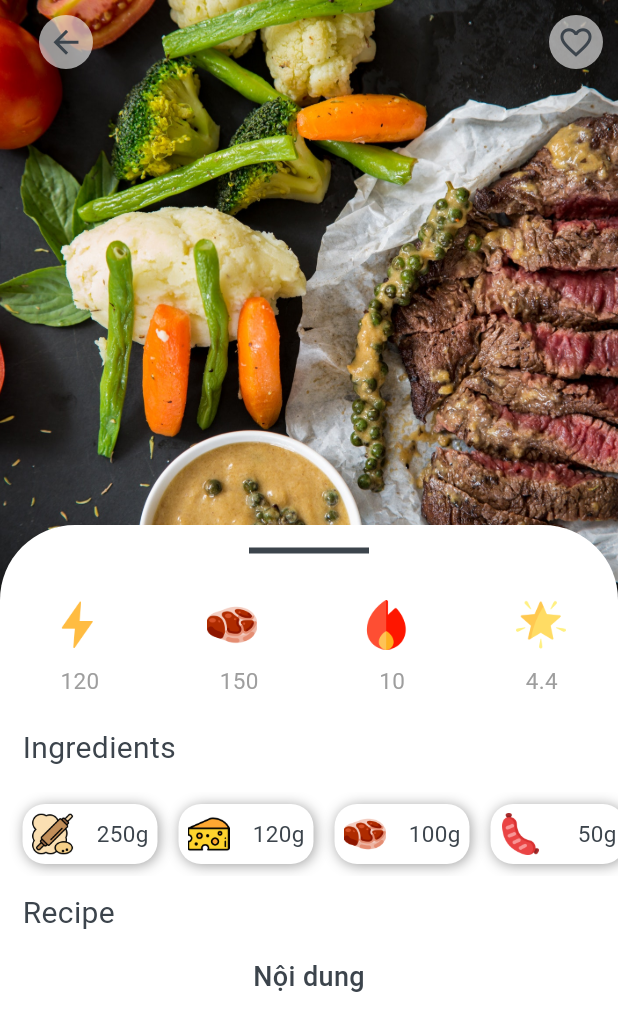
After one commit to dtp463dz/FoodApp, a Flutter app: the Recipe screen opened directly, on a phone screen of 412 x 824 dp. The commit adds this screen. Shown: the top 1031 px of the screen. Run offline on Flutter 3.47's test engine with Material 3 defaults, Android fonts, the phone set to English and light mode, and no system bars; Roboto replaces fonts that are missing (ro).

Commit message:
add Recipe

```diff
--- a/lib/screen/home.dart
+++ b/lib/screen/home.dart
@@ -3,6 +3,7 @@ import 'package:flutter/material.dart';
 import 'package:flutter/widgets.dart';
 import 'package:food/consent/appBar.dart';
 import 'package:food/consent/colors.dart';
+import 'package:food/screen/recipe.dart';
 
 class Home extends StatefulWidget {
   const Home({super.key});
@@ -121,7 +122,15 @@ class _HomeState extends State<Home> {
             sliver: SliverGrid(
                 delegate: SliverChildBuilderDelegate(
                       (context, index){
-                          return Container(
+                          return GestureDetector(
+                            onTap: (){
+                              Navigator.of(context).push(
+                                MaterialPageRoute(
+                                    builder: (BuildContext context)=>Recipe(),
+                                ),
+                              );
+                            },
+                            child: Container(
                               decoration: BoxDecoration(
                                 color: Colors.white,
                                 boxShadow: [
@@ -201,6 +210,7 @@ class _HomeState extends State<Home> {
                                   ),
                                 ],
                               ),
+                            ),
                           );
                       },
                   childCount: 4,    // so luong ô
--- /dev/null
+++ b/lib/screen/recipe.dart
@@ -0,0 +1,269 @@
+import 'package:flutter/material.dart';
+import 'package:food/screen/home.dart';
+
+import '../consent/colors.dart';
+
+class Recipe extends StatelessWidget {
+  Recipe({super.key});
+  List icon = ['dough-rolling', 'cheese', 'meat', 'sausage'];
+  List value = ['250g', '120g', '100g', '50g'];
+
+  @override
+  Widget build(BuildContext context) {
+    return Scaffold(
+      backgroundColor: Colors.white,
+      body: SafeArea(
+        child: CustomScrollView(
+          slivers: [
+            SliverAppBar(
+              automaticallyImplyLeading: false,     // tắt back defaut
+              backgroundColor: Colors.white,
+              expandedHeight: 400,
+              flexibleSpace: FlexibleSpaceBar(
+                background: Image.asset(
+                  'image/lunch1.jpg',
+                  fit: BoxFit.cover,
+                ),
+              ),
+              bottom: PreferredSize(
+                preferredSize: Size.fromHeight(10),
+                child: Container(
+                  width: double.infinity,
+                  height: 50,
+                  decoration: BoxDecoration(
+                    borderRadius: BorderRadius.only(
+                      topLeft: Radius.circular(70),
+                      topRight: Radius.circular(70),
+                    ),
+                    color: Colors.white,
+                  ),
+                  child: Column(
+                    children: [
+                      SizedBox(height: 15),
+                      Container(        // thanh gạt ngang
+                        width: 80,
+                        height: 4,
+                        color: font,
+                      )
+                    ],
+                  ),
+                ),
+              ),
+              actions: [
+                Padding(
+                  padding: const EdgeInsets.symmetric(horizontal: 10),
+                  child: CircleAvatar(       // tym
+                    backgroundColor: Color.fromRGBO(250, 250, 250, 0.6),
+                    radius: 18,
+                    child: Icon(
+                      Icons.favorite_border,
+                      size: 25,
+                      color: font,
+                    ),
+                  ),
+                ),
+              ],
+              title: Padding(
+                padding: const EdgeInsets.symmetric(horizontal: 10),
+                child: CircleAvatar(       // back home
+                  backgroundColor: Color.fromRGBO(250, 250, 250, 0.6),
+                  radius: 18,
+                  child: GestureDetector(
+                    onTap: (){
+                      Navigator.of(context).pop(
+                        MaterialPageRoute(
+                          builder: (BuildContext context) {
+                            return Home();
+                          },
+                        ),
+                      );
+                    },
+                    child: Icon(
+                      Icons.arrow_back,
+                      size: 25,
+                      color: font,
+                    ),
+                  ),
+                ),
+              ),
+            ),
+            SliverToBoxAdapter(
+              child: _getbody(),
+            ),
+          ],
+        ),
+      ),
+    );
+  }
+
+  Widget _getbody(){
+    return Wrap(
+      children: [
+        Container(
+          width: double.infinity,
+          color: Colors.white,
+          child: Column(
+            children: [
+              Row(
+                mainAxisAlignment: MainAxisAlignment.spaceAround,
+                children: [
+                  Container(
+                    width: 33,
+                    height: 33,
+                    child: Image.asset('image/flash.png'),
+                  ),
+                  Container(
+                    width: 33,
+                    height: 33,
+                    child: Image.asset('image/meat.png'),
+                  ),
+                  Container(
+                    width: 33,
+                    height: 33,
+                    child: Image.asset('image/calories.png'),
+                  ),
+                  Container(
+                    width: 33,
+                    height: 33,
+                    child: Image.asset('image/star.png'),
+                  ),
+                ],
+              ),
+              SizedBox(height: 10),
+              Row(
+                mainAxisAlignment: MainAxisAlignment.spaceAround,
+                children: [
+                  Text(
+                    '120',
+                    style: TextStyle(
+                      fontSize: 15,
+                      color: Colors.grey,
+                      fontFamily: 'ro'
+                    ),
+                  ),
+                  Text(
+                    '150',
+                    style: TextStyle(
+                        fontSize: 15,
+                        color: Colors.grey,
+                        fontFamily: 'ro'
+                    ),
+                  ),
+                  Text(
+                    '10',
+                    style: TextStyle(
+                        fontSize: 15,
+                        color: Colors.grey,
+                        fontFamily: 'ro'
+                    ),
+                  ),
+                  Text(
+                    '4.4',
+                    style: TextStyle(
+                        fontSize: 15,
+                        color: Colors.grey,
+                        fontFamily: 'ro'
+                    ),
+                  ),
+                ],
+              ),
+              SizedBox(height: 20),
+              Padding(
+                padding: const EdgeInsets.only(left: 15),
+                child: Row(
+                  children: [
+                    Text(
+                      'Ingredients',
+                      style: TextStyle(
+                          fontSize: 20,
+                          color: font,
+                          fontFamily: 'ro'
+                      ),
+                    ),
+                  ],
+                ),
+              ),
+              SizedBox(height: 15),
+              SingleChildScrollView(
+                scrollDirection: Axis.horizontal,
+                child: Padding(
+                  padding: const EdgeInsets.all(8.0),
+                  child: Row(
+                    children: [
+                      ...List.generate(
+                          4,
+                              (index) => Padding(
+                                padding: const EdgeInsets.symmetric(horizontal: 7),
+                                child: Container(      // cheese hàm lượng
+                                  width: 90,
+                                  height: 40,
+                                  decoration: BoxDecoration(
+                                    color: Colors.white,
+                                    borderRadius: BorderRadius.circular(15),
+                                    boxShadow: [
+                                      BoxShadow(
+                                        offset: Offset(1, 1),
+                                        color: Colors.grey,
+                                        blurRadius: 7,
+                                      )
+                                    ]
+                                  ),
+                                  child: Padding(
+                                  padding: const EdgeInsets.all(6.0),
+                                  child: Row(
+                                    mainAxisAlignment: MainAxisAlignment.spaceBetween,
+                                    children: [
+                                      Image.asset('image/${icon[index]}.png'),
+                                      Text(
+                                        value[index],
+                                        style: TextStyle(
+                                            fontSize: 15,
+                                            color: font,
+                                            fontFamily: 'ro'
+                                        ),
+                                      ),
+                                    ],
+                                  ),
+                                  ),
+                                ),
+                              ))
+                    ],
+                  ),
+                ),
+              ),
+              SizedBox(height: 10),
+              Padding(
+                padding: const EdgeInsets.only(left: 15),
+                child: Row(
+                  children: [
+                    Text(
+                      'Recipe',
+                      style: TextStyle(
+                          fontSize: 20,
+                          color: font,
+                          fontFamily: 'ro'
+                      ),
+                    ),
+                  ],
+                ),
+              ),
+              Padding(
+                padding:
+                  const EdgeInsets.symmetric(horizontal: 15, vertical: 15),
+                child: Text(
+                  'Nội dung',
+                  style: TextStyle(
+                    fontSize: 18,
+                    color: font,
+                    fontFamily: 'ro',
+                    fontWeight: FontWeight.w500,
+                  ),
+                ),
+              )
+            ],
+          ),
+        ),
+      ],
+    );
+  }
+}
```
Lines whose indentation alone changed are shown as unchanged.
